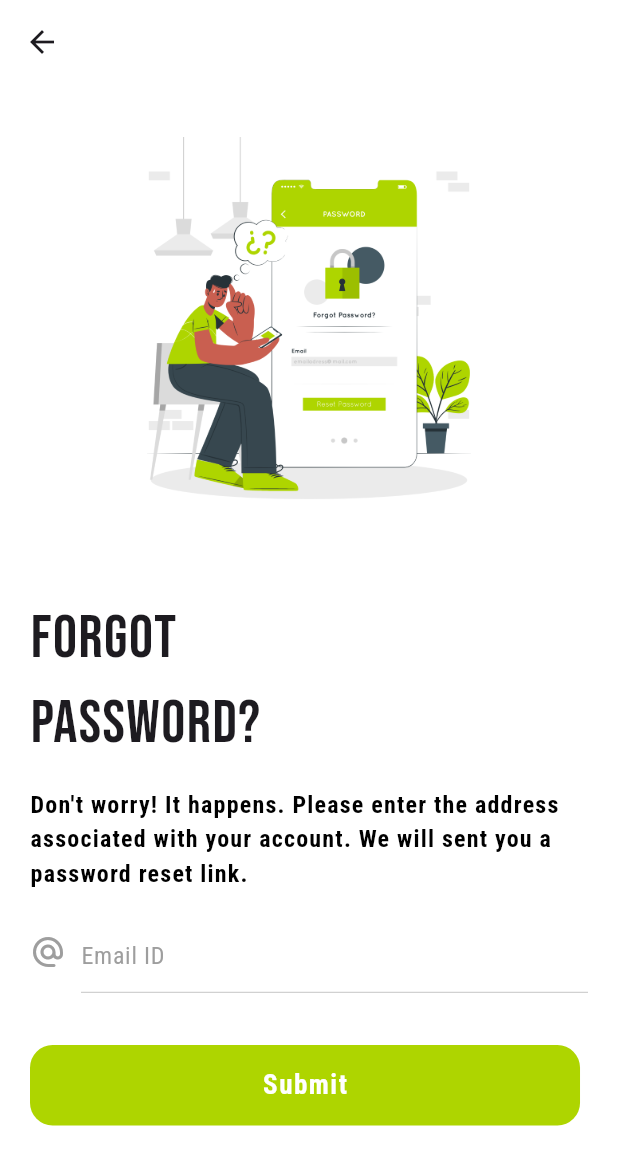
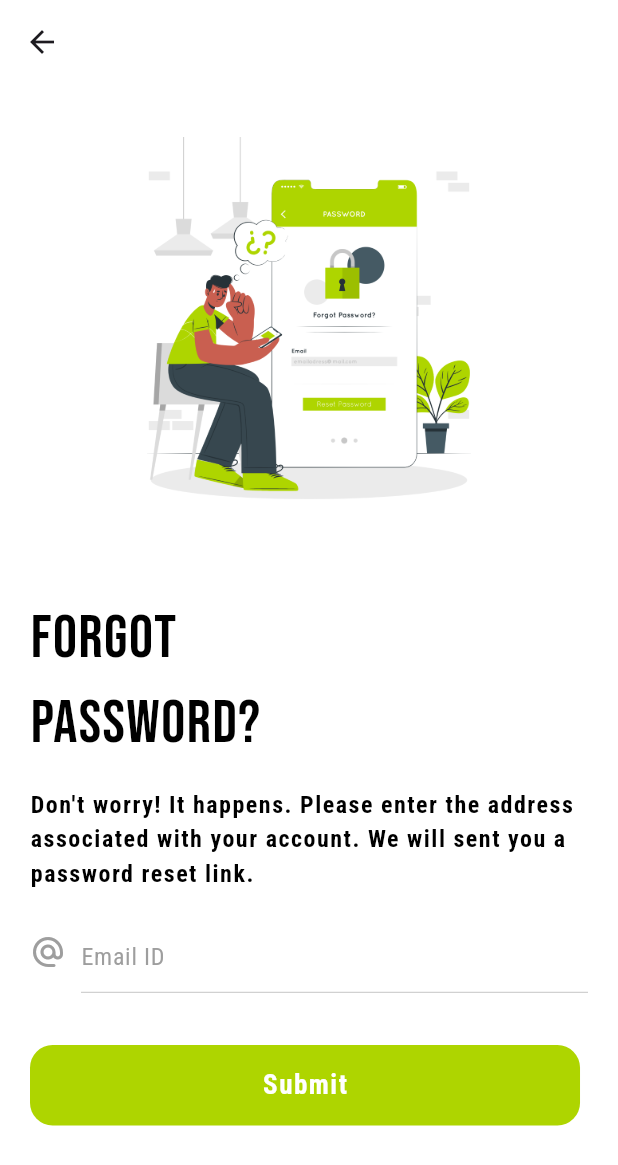
Before and after one commit to codex7Teen/Wulflex_E-commerce_App, a Flutter app: the ScreenSignUp screen opened directly, scrolled down 36 dp, after a tap on "Login", after a tap on "Forgot Password?", on a phone screen of 412 x 824 dp. Shown: the top 1165 px of the screen. Run offline on Flutter 3.47's test engine with Material 3 defaults, Android fonts, the phone set to English and light mode, and no system bars; our stand-ins replace bloc, equatable, firebase_auth, firebase_core, flutter_bloc, google_fonts and 2 more; accounts and stored records are empty; network calls fail.

Commit message:
textstyles refactoring

```diff
--- a/lib/screens/aunthentication_screens/forgot_password_screen.dart
+++ b/lib/screens/aunthentication_screens/forgot_password_screen.dart
@@ -62,18 +62,15 @@ class _ScreenForgotPasswordState extends State<ScreenForgotPassword> {
                       // heading
                       Text('Forgot\nPassword?',
                           style: GoogleFonts.bebasNeue(
-                                  textStyle: AppTextStyles.headingLarge)
+                                  textStyle: AppTextStyles.headLineLarge.copyWith(color: AppColors.darkScaffoldColor))
                               .copyWith(letterSpacing: 1)),
                       SizedBox(height: 14),
 
                       Text(
                         "Don't worry! It happens. Please enter the address associated with your account. We will sent you a password reset link.",
-                        style: GoogleFonts.robotoCondensed(
-                                textStyle: AppTextStyles.mediumText)
-                            .copyWith(
-                                color: AppColors.darkScaffoldColor,
-                                letterSpacing: 0.8,
-                                fontWeight: FontWeight.bold),
+                        style: AppTextStyles.titleSmall.copyWith(
+                                  color: AppColors.darkScaffoldColor,
+                                  fontWeight: FontWeight.bold),
                       ),
                       SizedBox(height: 20),
 
--- a/lib/screens/aunthentication_screens/login_screen.dart
+++ b/lib/screens/aunthentication_screens/login_screen.dart
@@ -80,9 +80,8 @@ class _ScreenLoginState extends State<ScreenLogin> {
 
                       // heading
                       Text('Login',
-                          style: GoogleFonts.bebasNeue(
-                                  textStyle: AppTextStyles.headingLarge)
-                              .copyWith(letterSpacing: 1)),
+                          style: AppTextStyles.headLineLarge
+                              .copyWith(color: AppColors.darkScaffoldColor)),
                       SizedBox(height: 14),
 
                       // email textfield
@@ -135,12 +134,9 @@ class _ScreenLoginState extends State<ScreenLogin> {
                                 context, ScreenForgotPassword());
                           },
                           child: Text('Forgot Password?',
-                              style: GoogleFonts.robotoCondensed(
-                                textStyle: AppTextStyles.mediumText.copyWith(
-                                    color: AppColors.greenThemeColor,
-                                    letterSpacing: 0.5,
-                                    fontWeight: FontWeight.bold),
-                              )),
+                              style: AppTextStyles.titleSmall.copyWith(
+                                  color: AppColors.greenThemeColor,
+                                  fontWeight: FontWeight.bold)),
                         ),
                       ),
                       SizedBox(height: 22),
@@ -176,10 +172,8 @@ class _ScreenLoginState extends State<ScreenLogin> {
                             padding: const EdgeInsets.symmetric(horizontal: 10),
                             child: Text(
                               'OR',
-                              style: GoogleFonts.roboto(
-                                  textStyle: AppTextStyles.smallText.copyWith(
-                                      fontWeight: FontWeight.bold,
-                                      color: AppColors.greyThemeColor)),
+                              style: AppTextStyles.titleXSmall
+                                  .copyWith(color: AppColors.greyThemeColor),
                             ),
                           ),
                           Expanded(
@@ -211,11 +205,7 @@ class _ScreenLoginState extends State<ScreenLogin> {
                         children: [
                           Text(
                             'New to Wulflex?',
-                            style: GoogleFonts.robotoCondensed(
-                                    textStyle: AppTextStyles.mediumText)
-                                .copyWith(
-                                    color: AppColors.greyThemeColor,
-                                    letterSpacing: 0.8),
+                            style: AppTextStyles.titleSmall,
                           ),
                           SizedBox(width: 5),
                           GestureDetector(
@@ -233,12 +223,9 @@ class _ScreenLoginState extends State<ScreenLogin> {
                             )),
                             child: Text(
                               'Sign up',
-                              style: GoogleFonts.robotoCondensed(
-                                      textStyle: AppTextStyles.mediumText)
-                                  .copyWith(
-                                      color: AppColors.greenThemeColor,
-                                      letterSpacing: 0.8)
-                                  .copyWith(fontWeight: FontWeight.bold),
+                              style: AppTextStyles.titleSmall.copyWith(
+                                  color: AppColors.greenThemeColor,
+                                  fontWeight: FontWeight.bold),
                             ),
                           ),
                         ],
--- a/lib/screens/aunthentication_screens/signup_screen.dart
+++ b/lib/screens/aunthentication_screens/signup_screen.dart
@@ -81,47 +81,22 @@ class _ScreenSignUpState extends State<ScreenSignUp> {
 
                         // heading
                         Text('SIGN UP',
-                            style: GoogleFonts.bebasNeue(
-                                    textStyle: AppTextStyles.headingLarge)
-                                .copyWith(letterSpacing: 1)),
+                            style: AppTextStyles.headLineLarge
+                                .copyWith(color: Colors.black)),
                         SizedBox(height: 14),
 
                         // Name textfield
-                        Row(
-                          children: [
-                            Padding(
-                              padding: const EdgeInsets.only(bottom: 6),
-                              child: Icon(
-                                Icons.person,
-                                color: AppColors.greyThemeColor,
-                              ),
-                            ),
-                            SizedBox(width: 10),
-                            Expanded(
-                                child: TextFormField(
-                                    autovalidateMode:
-                                        AutovalidateMode.onUserInteraction,
+                        CustomAuthenticationTetxfieldWidget(
+                          controller: _nameTextController,
+                          hintText: "Full name",
+                          icon: Icons.person,
                           validator: (value) {
                             // empty validation
-                                      if (value == null ||
-                                          value.trim().isEmpty) {
+                            if (value == null || value.trim().isEmpty) {
                               return 'Please enter your name';
                             }
                             return null;
                           },
-                                    controller: _nameTextController,
-                                    decoration: InputDecoration(
-                                        hintText: 'Full name',
-                                        hintStyle: GoogleFonts.robotoCondensed(
-                                            textStyle: AppTextStyles.mediumText
-                                                .copyWith(
-                                                    color: Colors.grey,
-                                                    letterSpacing: 0.5)),
-                                        enabledBorder: UnderlineInputBorder(
-                                            borderSide: BorderSide(
-                                                color: AppColors.greyThemeColor,
-                                                width: 0.4))))),
-                          ],
                         ),
                         SizedBox(height: 22),
 
@@ -156,11 +131,9 @@ class _ScreenSignUpState extends State<ScreenSignUp> {
                             if (value == null || value.trim().isEmpty) {
                               return 'Please enter your password';
                             }
-                            // minimum 8 characters
                             if (value.trim().length < 8) {
                               return 'Password should be at least 8 characters';
                             }
-                            // password mismatch
                             if (_createPasswordTextController.text !=
                                     _confirmPasswordTextController.text &&
                                 _confirmPasswordTextController
@@ -187,11 +160,9 @@ class _ScreenSignUpState extends State<ScreenSignUp> {
                             if (value == null || value.trim().isEmpty) {
                               return 'Please enter your password';
                             }
-                            // minimum 8 characters
                             if (value.trim().length < 8) {
                               return 'Password should be at least 8 characters';
                             }
-                            // password mismatch
                             if (_createPasswordTextController.text !=
                                     _confirmPasswordTextController.text &&
                                 _createPasswordTextController.text.isNotEmpty) {
@@ -213,43 +184,29 @@ class _ScreenSignUpState extends State<ScreenSignUp> {
                           children: [
                             Text(
                               "By signing up, you're agreeing to our",
-                              style: GoogleFonts.robotoCondensed(
-                                  textStyle: AppTextStyles.smallText.copyWith(
-                                      color: Colors.grey, letterSpacing: 0.6)),
+                              style: AppTextStyles.titleXSmallThin,
                             ),
                             SizedBox(width: 5),
-                            Text(
-                              "Terms & Conditions",
-                              style: GoogleFonts.robotoCondensed(
-                                  textStyle: AppTextStyles.smallText.copyWith(
-                                      color: AppColors.greenThemeColor,
-                                      letterSpacing: 0.6,
-                                      fontWeight: FontWeight.bold)),
-                            ),
+                            Text("Terms & Conditions",
+                                style: AppTextStyles.titleXSmall.copyWith(
+                                    color: AppColors.greenThemeColor)),
                           ],
                         ),
                         Row(
                           children: [
                             Text(
                               "and",
-                              style: GoogleFonts.robotoCondensed(
-                                  textStyle: AppTextStyles.smallText.copyWith(
-                                      color: Colors.grey, letterSpacing: 0.6)),
+                              style: AppTextStyles.titleXSmallThin,
                             ),
                             SizedBox(width: 5),
                             Text(
                               "Privacy Policy",
-                              style: GoogleFonts.robotoCondensed(
-                                  textStyle: AppTextStyles.smallText.copyWith(
-                                      color: AppColors.greenThemeColor,
-                                      letterSpacing: 0.6,
-                                      fontWeight: FontWeight.bold)),
+                              style: AppTextStyles.titleXSmall
+                                  .copyWith(color: AppColors.greenThemeColor),
                             ),
                           ],
                         ),
-                        SizedBox(
-                          height: 22,
-                        ),
+                        SizedBox(height: 22),
 
                         // ! S I G N U P - B U T T O N
                         GestureDetector(onTap: () {
@@ -278,11 +235,7 @@ class _ScreenSignUpState extends State<ScreenSignUp> {
                           children: [
                             Text(
                               'Already have an account?',
-                              style: GoogleFonts.robotoCondensed(
-                                      textStyle: AppTextStyles.mediumText)
-                                  .copyWith(
-                                      color: AppColors.greyThemeColor,
-                                      letterSpacing: 0.8),
+                              style: AppTextStyles.titleSmall,
                             ),
                             SizedBox(width: 5),
                             GestureDetector(
@@ -291,12 +244,9 @@ class _ScreenSignUpState extends State<ScreenSignUp> {
                                       context, ScreenLogin()),
                               child: Text(
                                 'Login',
-                                style: GoogleFonts.robotoCondensed(
-                                        textStyle: AppTextStyles.mediumText)
-                                    .copyWith(
+                                style: AppTextStyles.titleSmall.copyWith(
                                   color: AppColors.greenThemeColor,
-                                        letterSpacing: 0.8)
-                                    .copyWith(fontWeight: FontWeight.bold),
+                                  fontWeight: FontWeight.bold),
                               ),
                             ),
                           ],
--- a/lib/screens/intro_screens/intro_screen_1.dart
+++ b/lib/screens/intro_screens/intro_screen_1.dart
@@ -1,8 +1,5 @@
 import 'dart:ui';
-
 import 'package:flutter/material.dart';
-import 'package:google_fonts/google_fonts.dart';
-import 'package:wulflex/utils/consts/app_colors.dart';
 import 'package:wulflex/utils/consts/text_styles.dart';
 
 class ScreenIntro1 extends StatefulWidget {
@@ -65,8 +62,7 @@ class _ScreenIntro1State extends State<ScreenIntro1> {
               Text(
                   textAlign: TextAlign.center,
                   'UNLEASH\n YOUR FITNESS POTENTIAL',
-                  style: GoogleFonts.bebasNeue(
-                      textStyle: AppTextStyles.headingLarge).copyWith(color: AppColors.lightScaffoldColor)),
+                  style: AppTextStyles.headLineLarge),
               SizedBox(height: 25),
               Padding(
                 padding: const EdgeInsets.symmetric(horizontal: 22),
@@ -74,9 +70,7 @@ class _ScreenIntro1State extends State<ScreenIntro1> {
                 child: Text(
                     textAlign: TextAlign.center,
                     'Discover top-quality gym equipment and gear tailored for fitness enthusiasts. Begin your journey to a stronger you with just a few taps!',
-                    style: GoogleFonts.robotoCondensed(
-                        textStyle: AppTextStyles.headingSmall
-                            .copyWith(color: Colors.grey, letterSpacing: 0.5))),
+                    style: AppTextStyles.titleSmall),
               ),
 
               SizedBox(height: 120)
--- a/lib/screens/intro_screens/intro_screen_2.dart
+++ b/lib/screens/intro_screens/intro_screen_2.dart
@@ -65,8 +65,7 @@ class _ScreenIntro2State extends State<ScreenIntro2> {
               Text(
                   textAlign: TextAlign.center,
                   'Gear Up\n for Peak Performance',
-                  style: GoogleFonts.bebasNeue(
-                      textStyle: AppTextStyles.headingLarge).copyWith(color: AppColors.lightScaffoldColor)),
+                  style: AppTextStyles.headLineLarge),
               SizedBox(height: 25),
               Padding(
                 padding: const EdgeInsets.symmetric(horizontal: 22),
@@ -74,9 +73,7 @@ class _ScreenIntro2State extends State<ScreenIntro2> {
                 child: Text(
                     textAlign: TextAlign.center,
                     'From essential equipment to pro-level accessories, we bring everything to support your goals. Unleash your potential with the right gear.',
-                    style: GoogleFonts.robotoCondensed(
-                        textStyle: AppTextStyles.headingSmall
-                            .copyWith(color: Colors.grey, letterSpacing: 0.5))),
+                    style: AppTextStyles.titleSmall),
               ),
 
               SizedBox(height: 120)
--- a/lib/screens/intro_screens/intro_screen_3.dart
+++ b/lib/screens/intro_screens/intro_screen_3.dart
@@ -65,8 +65,7 @@ class _ScreenIntro3State extends State<ScreenIntro3> {
               Text(
                   textAlign: TextAlign.center,
                   'Track, Order, Achieve',
-                  style: GoogleFonts.bebasNeue(
-                      textStyle: AppTextStyles.headingLarge).copyWith(color: AppColors.lightScaffoldColor)),
+                  style: AppTextStyles.headLineLarge),
               SizedBox(height: 25),
               Padding(
                 padding: const EdgeInsets.symmetric(horizontal: 22),
@@ -74,9 +73,7 @@ class _ScreenIntro3State extends State<ScreenIntro3> {
                 child: Text(
                     textAlign: TextAlign.center,
                     'Easily explore, order, and track your fitness essentials. Start achieving with confidence and get closer to your goals every day.',
-                    style: GoogleFonts.robotoCondensed(
-                        textStyle: AppTextStyles.headingSmall
-                            .copyWith(color: Colors.grey, letterSpacing: 0.5))),
+                    style: AppTextStyles.titleSmall),
               ),
 
               SizedBox(height: 120)
--- a/lib/screens/intro_screens/main_intro_screen.dart
+++ b/lib/screens/intro_screens/main_intro_screen.dart
@@ -95,9 +95,7 @@ class _ScreenMainIntroState extends State<ScreenMainIntro> {
                     child: Center(
                       child: Text(
                         'Skip',
-                        style: GoogleFonts.robotoCondensed(
-                                textStyle: AppTextStyles.skipButtonText)
-                            .copyWith(letterSpacing: 1),
+                        style: AppTextStyles.titleXSmall,
                       ),
                     ),
                   ),
--- a/lib/screens/splash_screens/splash_screen_1.dart
+++ b/lib/screens/splash_screens/splash_screen_1.dart
@@ -37,7 +37,8 @@ class _ScreenSplash2State extends State<ScreenSplash> {
     });
 
     // Navigate to intro screen after some seconds
-    Future.delayed(Duration(seconds: 4), () {
+    //TODO CHANGE SECONDS TO 4
+    Future.delayed(Duration(seconds: 1), () {
       if (mounted) {
         NavigationHelper.navigateToWithReplacement(context, ScreenMainIntro(), milliseconds: 600);
       }
--- a/lib/utils/consts/text_styles.dart
+++ b/lib/utils/consts/text_styles.dart
@@ -1,16 +1,37 @@
 import 'package:flutter/material.dart';
+import 'package:google_fonts/google_fonts.dart';
 
 class AppTextStyles {
-  static TextStyle headingLarge = TextStyle(fontSize: 40);
-  static TextStyle headingSmall = TextStyle(fontSize: 16);
-  static TextStyle greenButtonText = TextStyle(
+  static final TextStyle headLineLarge = GoogleFonts.bebasNeue(
+      fontSize: 40, color: Colors.white, letterSpacing: 1);
+
+  static final TextStyle titleSmall = GoogleFonts.robotoCondensed(
+      fontWeight: FontWeight.w500,
+      fontSize: 16,
+      color: Colors.grey,
+      letterSpacing: 1);
+
+  static final TextStyle titleSmallThin = GoogleFonts.robotoCondensed(
+      fontSize: 16, color: Colors.grey, letterSpacing: 0.5);
+
+  static final TextStyle titleXSmall = GoogleFonts.robotoCondensed(
+      fontSize: 14,
       color: Colors.white,
+      letterSpacing: 1,
+      fontWeight: FontWeight.bold);
+
+  static final TextStyle titleXSmallThin = GoogleFonts.robotoCondensed(
+      fontSize: 14, color: Colors.grey, letterSpacing: 0.6);
+
+  static final TextStyle titleMedium = GoogleFonts.robotoCondensed(
       fontSize: 18,
+      color: Colors.white,
+      letterSpacing: 1,
       fontWeight: FontWeight.bold);
-  static TextStyle skipButtonText = TextStyle(
+
+  static final TextStyle bodySmall = GoogleFonts.robotoCondensed(
+      fontSize: 14,
       color: Colors.white,
-      fontSize: 14,
-      fontWeight: FontWeight.bold);
-  static TextStyle mediumText = TextStyle(fontSize: 16);
-  static TextStyle smallText = TextStyle(fontSize: 14);
+      letterSpacing: 0.4,
+      fontWeight: FontWeight.w400);
 }
--- a/lib/widgets/custom_authentication_tetxfield_widget.dart
+++ b/lib/widgets/custom_authentication_tetxfield_widget.dart
@@ -1,6 +1,5 @@
 import 'package:flutter/material.dart';
 import 'package:flutter/widgets.dart';
-import 'package:google_fonts/google_fonts.dart';
 import 'package:wulflex/utils/consts/app_colors.dart';
 import 'package:wulflex/utils/consts/text_styles.dart';
 
@@ -28,16 +27,14 @@ class CustomAuthenticationTetxfieldWidget extends StatelessWidget {
         SizedBox(width: 10),
         Expanded(
           child: TextFormField(
+            style: AppTextStyles.titleMedium.copyWith(fontWeight: FontWeight.w500, color: AppColors.darkScaffoldColor),
             controller: controller,
             obscureText: obscureText && !isPasswordVisible,
             autovalidateMode: AutovalidateMode.onUserInteraction,
             validator: validator,
             decoration: InputDecoration(
               hintText: hintText,
-              hintStyle: GoogleFonts.robotoCondensed(
-                textStyle: AppTextStyles.mediumText
-                    .copyWith(color: Colors.grey, letterSpacing: 0.5),
-              ),
+              hintStyle:AppTextStyles.titleSmallThin.copyWith(fontWeight: FontWeight.w400),
               enabledBorder: UnderlineInputBorder(
                 borderSide: BorderSide(
                   color: AppColors.greyThemeColor,
--- a/lib/widgets/custom_green_button_widget.dart
+++ b/lib/widgets/custom_green_button_widget.dart
@@ -1,5 +1,4 @@
 import 'package:flutter/material.dart';
-import 'package:google_fonts/google_fonts.dart';
 import 'package:wulflex/utils/consts/app_colors.dart';
 import 'package:wulflex/utils/consts/text_styles.dart';
 
@@ -26,9 +25,7 @@ class GreenButtonWidget extends StatelessWidget {
               child: CircularProgressIndicator(color: AppColors.lightScaffoldColor,))
             : Text(
                 buttonText,
-                style: GoogleFonts.robotoCondensed(
-                        textStyle: AppTextStyles.greenButtonText)
-                    .copyWith(letterSpacing: 1),
+                style: AppTextStyles.titleMedium,
               ),
       ),
     );
--- a/lib/widgets/custom_snacbar_widget.dart
+++ b/lib/widgets/custom_snacbar_widget.dart
@@ -1,6 +1,6 @@
 import 'package:flutter/material.dart';
-import 'package:google_fonts/google_fonts.dart';
 import 'package:wulflex/utils/consts/app_colors.dart';
+import 'package:wulflex/utils/consts/text_styles.dart';
 
 class CustomSnackbar {
   static void showCustomSnackBar(BuildContext context, String message, {IconData icon = Icons.done_outline_rounded}) {
@@ -10,14 +10,14 @@ class CustomSnackbar {
           mainAxisAlignment: MainAxisAlignment.center,
           children: [
             Icon(icon, color: AppColors.lightScaffoldColor, size: 18,),
-            SizedBox(width: 15),
-            Text(
-              overflow: TextOverflow.ellipsis,
-              message,
-              style: GoogleFonts.robotoCondensed(
-                color: AppColors.lightScaffoldColor,
+            SizedBox(width: 10),
+            Expanded(
+              child: Text(
+                overflow: TextOverflow.ellipsis,
+                message,
+                style: AppTextStyles.bodySmall,
+                textAlign: TextAlign.center,
               ),
-              textAlign: TextAlign.center,
             ),
           ],
         ),
--- a/lib/widgets/google_button_widget.dart
+++ b/lib/widgets/google_button_widget.dart
@@ -25,8 +25,7 @@ class GoogleButtonWidget extends StatelessWidget {
                       SizedBox(width: 37),
                       Text(
                         'Login with Google',
-                        style: GoogleFonts.robotoCondensed(
-                            textStyle: AppTextStyles.greenButtonText).copyWith(color: AppColors.darkScaffoldColor, letterSpacing: 1),
+                        style: AppTextStyles.titleMedium.copyWith(color: AppColors.darkScaffoldColor),
                       ),
                     ],
                   ),
```
Lines whose indentation alone changed are shown as unchanged.
